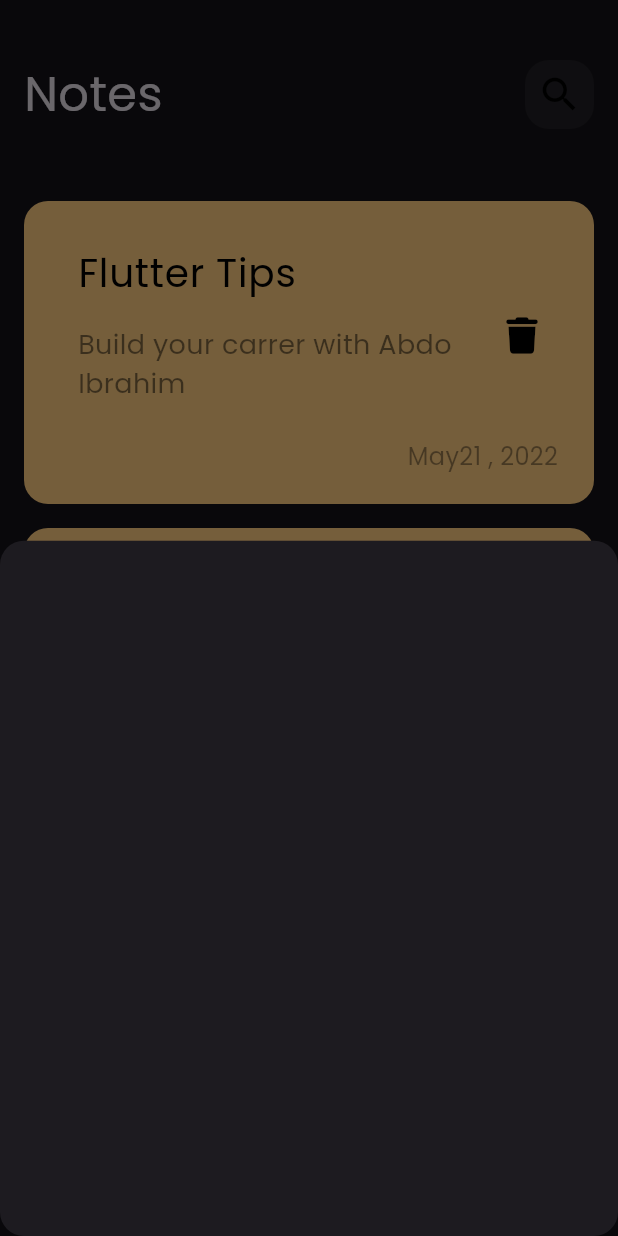
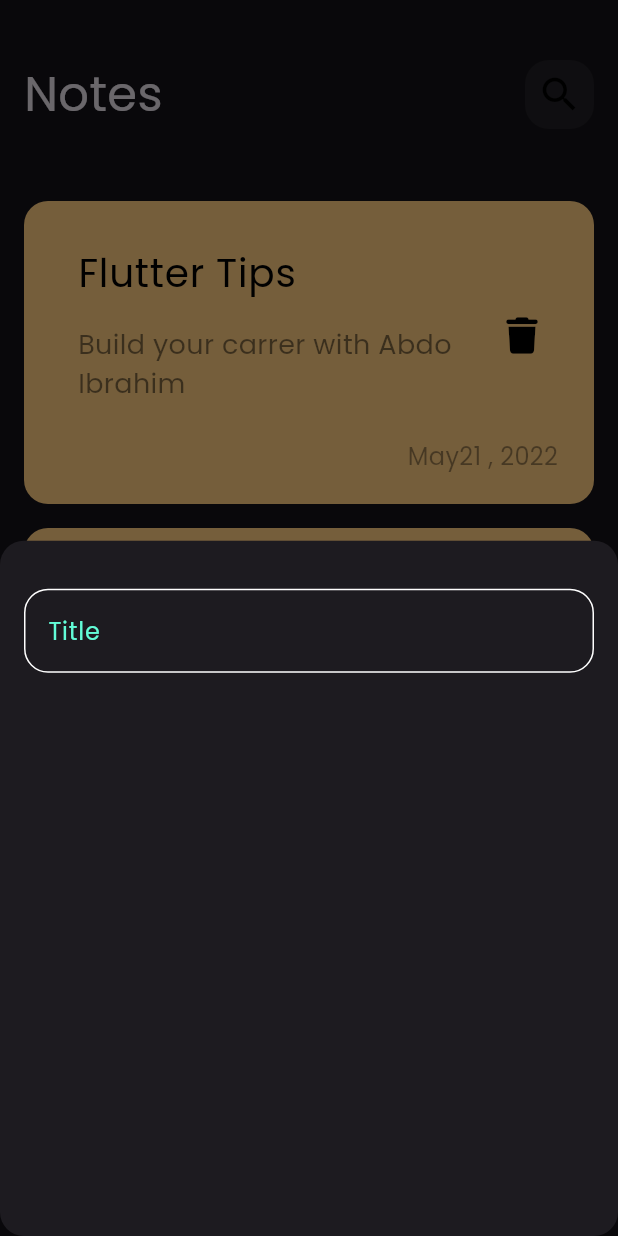
Before and after one commit to abdulrahmanibrahimdawood/Note_app, a Flutter app: the screen it shows after launch, after a tap on the "add" icon, on a phone screen of 412 x 824 dp. Run offline on Flutter 3.47's test engine with Material 3 defaults, Android fonts, the phone set to English and light mode, and no system bars; our stand-ins replace font_awesome_flutter.

Commit message:
create custom text feild

```diff
--- /dev/null
+++ b/lib/constants.dart
@@ -0,0 +1,3 @@
+import 'package:flutter/material.dart';
+
+const kPrimaryColor = Color(0xff62fCD7);
--- a/lib/widgets/add_note_buttom_sheet.dart
+++ b/lib/widgets/add_note_buttom_sheet.dart
@@ -1,10 +1,21 @@
 import 'package:flutter/material.dart';
+import 'package:note/widgets/custom_text_feild.dart';
 
 class AddNoteButtomSheet extends StatelessWidget {
   const AddNoteButtomSheet({super.key});
 
   @override
   Widget build(BuildContext context) {
-    return Container();
+    return const Padding(
+      padding: EdgeInsets.symmetric(horizontal: 16),
+      child: Column(
+        children: [
+          SizedBox(
+            height: 32,
+          ),
+          CustomTextFeild(),
+        ],
+      ),
+    );
   }
 }
--- /dev/null
+++ b/lib/widgets/custom_text_feild.dart
@@ -0,0 +1,27 @@
+import 'package:flutter/material.dart';
+import 'package:note/constants.dart';
+
+class CustomTextFeild extends StatelessWidget {
+  const CustomTextFeild({super.key});
+
+  @override
+  Widget build(BuildContext context) {
+    return TextField(
+      cursorColor: kPrimaryColor,
+      decoration: InputDecoration(
+        hintText: 'Title',
+        hintStyle: const TextStyle(color: kPrimaryColor),
+        border: buildBorder(),
+        enabledBorder: buildBorder(),
+        focusedBorder: buildBorder(kPrimaryColor),
+      ),
+    );
+  }
+
+  OutlineInputBorder buildBorder([color]) {
+    return OutlineInputBorder(
+      borderSide: BorderSide(color: color ?? Colors.white),
+      borderRadius: BorderRadius.circular(16),
+    );
+  }
+}
```
